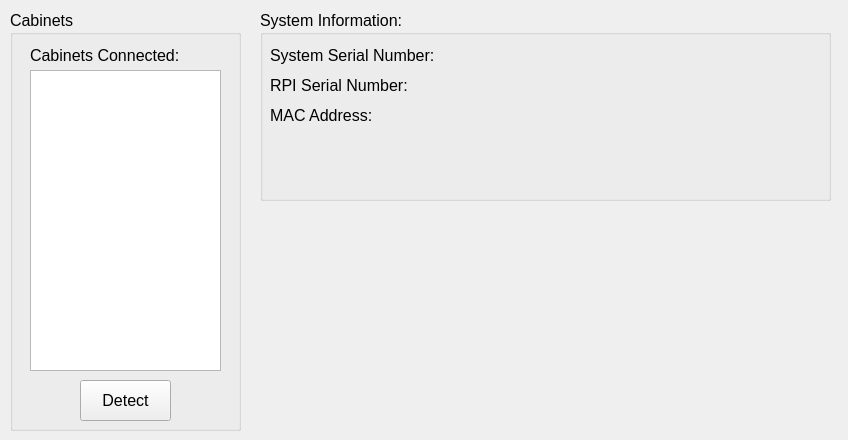
First picture: the form in Key/systemdisplaywidget.ui, repository BuzzSiler/keycodebox-key, before the edit.
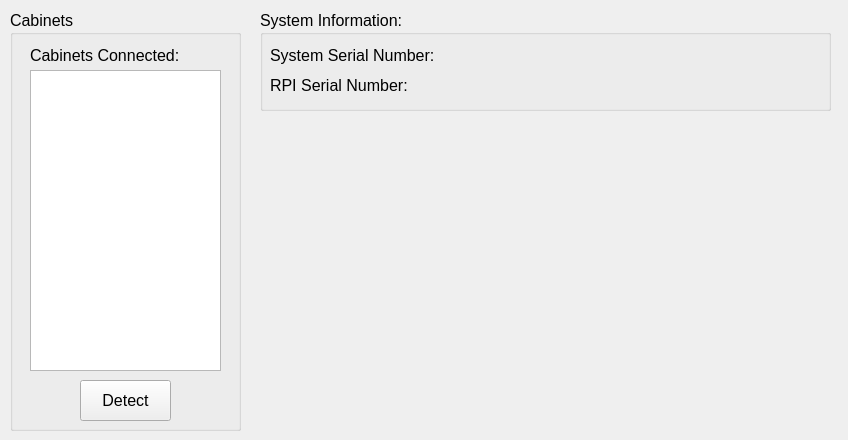
Second picture: the form after the edit.

The edit to the form file:
```diff
--- a/Key/systemdisplaywidget.ui
+++ b/Key/systemdisplaywidget.ui
@@ -73,7 +73,7 @@
      <x>260</x>
      <y>10</y>
      <width>571</width>
-     <height>191</height>
+     <height>101</height>
     </rect>
    </property>
    <property name="title">
@@ -84,7 +84,7 @@
      <rect>
       <x>10</x>
       <y>30</y>
-      <width>171</width>
+      <width>181</width>
       <height>31</height>
      </rect>
     </property>
@@ -97,7 +97,7 @@
      <rect>
       <x>10</x>
       <y>60</y>
-      <width>171</width>
+      <width>181</width>
       <height>31</height>
      </rect>
     </property>
@@ -108,9 +108,9 @@
    <widget class="QLabel" name="lbltxtSystemSerialNumber">
     <property name="geometry">
      <rect>
-      <x>180</x>
+      <x>190</x>
       <y>30</y>
-      <width>151</width>
+      <width>231</width>
       <height>31</height>
      </rect>
     </property>
@@ -121,35 +121,9 @@
    <widget class="QLabel" name="lbltxtRpiSerialNumber">
     <property name="geometry">
      <rect>
-      <x>180</x>
+      <x>190</x>
       <y>60</y>
-      <width>151</width>
-      <height>31</height>
-     </rect>
-    </property>
-    <property name="text">
-     <string/>
-    </property>
-   </widget>
-   <widget class="QLabel" name="lblMacAddress">
-    <property name="geometry">
-     <rect>
-      <x>10</x>
-      <y>90</y>
-      <width>171</width>
-      <height>31</height>
-     </rect>
-    </property>
-    <property name="text">
-     <string>MAC Address:</string>
-    </property>
-   </widget>
-   <widget class="QLabel" name="lbltxtMacAddress">
-    <property name="geometry">
-     <rect>
-      <x>180</x>
-      <y>90</y>
-      <width>151</width>
+      <width>231</width>
       <height>31</height>
      </rect>
     </property>
```
